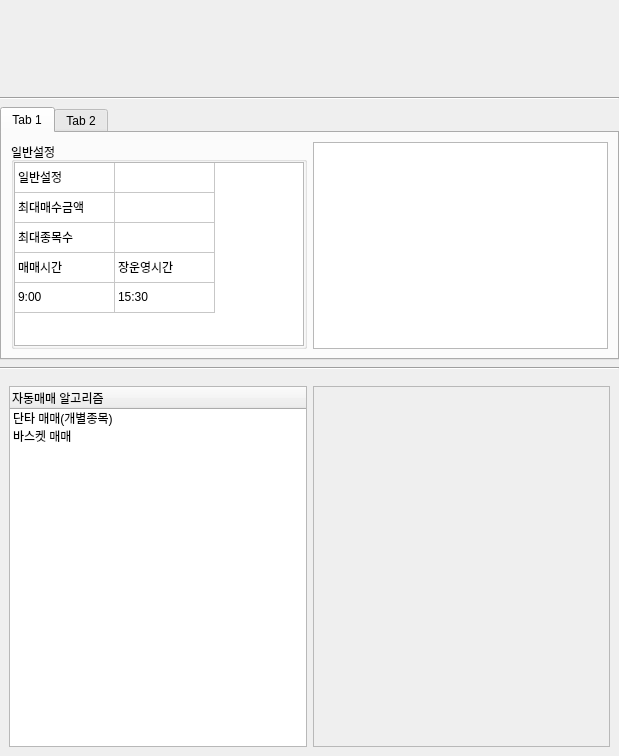
Old version of the form GUI/trade_setting.ui in the repository Fvesta/autotrading2.
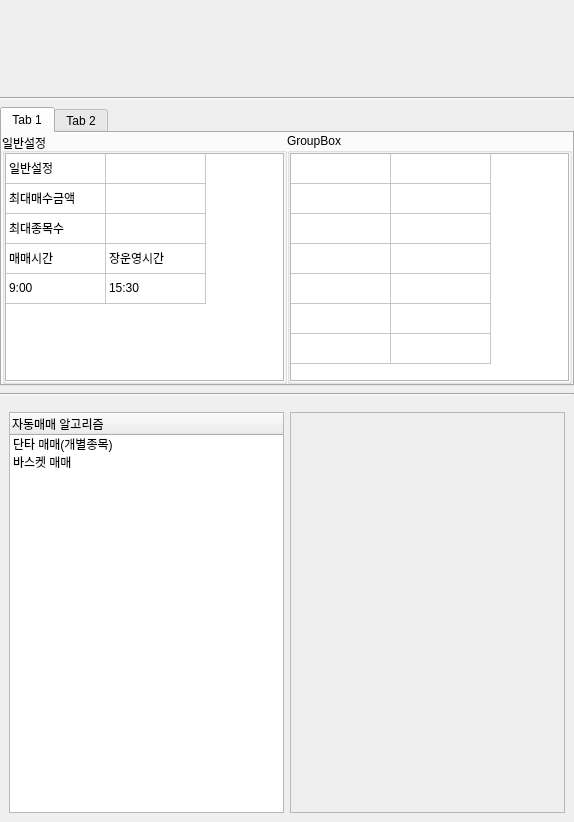
New version of the form.

Diff of the .ui file:
```diff
--- a/GUI/trade_setting.ui
+++ b/GUI/trade_setting.ui
@@ -6,8 +6,8 @@
    <rect>
     <x>0</x>
     <y>0</y>
-    <width>619</width>
-    <height>756</height>
+    <width>574</width>
+    <height>822</height>
    </rect>
   </property>
   <property name="windowTitle">
@@ -63,6 +63,21 @@
         <string>Tab 1</string>
        </attribute>
        <layout class="QHBoxLayout" name="horizontalLayout" stretch="1,1">
+        <property name="spacing">
+         <number>0</number>
+        </property>
+        <property name="leftMargin">
+         <number>0</number>
+        </property>
+        <property name="topMargin">
+         <number>0</number>
+        </property>
+        <property name="rightMargin">
+         <number>0</number>
+        </property>
+        <property name="bottomMargin">
+         <number>0</number>
+        </property>
         <item>
          <widget class="QGroupBox" name="groupBox">
           <property name="title">
@@ -168,7 +183,80 @@
          </widget>
         </item>
         <item>
-         <widget class="QTableWidget" name="tableWidget_2"/>
+         <widget class="QGroupBox" name="groupBox_2">
+          <property name="title">
+           <string>GroupBox</string>
+          </property>
+          <layout class="QHBoxLayout" name="horizontalLayout_4">
+           <property name="leftMargin">
+            <number>0</number>
+           </property>
+           <property name="topMargin">
+            <number>0</number>
+           </property>
+           <property name="rightMargin">
+            <number>0</number>
+           </property>
+           <property name="bottomMargin">
+            <number>0</number>
+           </property>
+           <item>
+            <widget class="QTableWidget" name="tableWidget_2">
+             <attribute name="horizontalHeaderVisible">
+              <bool>false</bool>
+             </attribute>
+             <attribute name="verticalHeaderVisible">
+              <bool>false</bool>
+             </attribute>
+             <row>
+              <property name="text">
+               <string>1</string>
+              </property>
+             </row>
+             <row>
+              <property name="text">
+               <string>2</string>
+              </property>
+             </row>
+             <row>
+              <property name="text">
+               <string>3</string>
+              </property>
+             </row>
+             <row>
+              <property name="text">
+               <string>4</string>
+              </property>
+             </row>
+             <row>
+              <property name="text">
+               <string>5</string>
+              </property>
+             </row>
+             <row>
+              <property name="text">
+               <string>6</string>
+              </property>
+             </row>
+             <row>
+              <property name="text">
+               <string>7</string>
+              </property>
+             </row>
+             <column>
+              <property name="text">
+               <string>1</string>
+              </property>
+             </column>
+             <column>
+              <property name="text">
+               <string>2</string>
+              </property>
+             </column>
+            </widget>
+           </item>
+          </layout>
+         </widget>
         </item>
        </layout>
       </widget>
@@ -285,8 +373,8 @@
                <rect>
                 <x>0</x>
                 <y>0</y>
-                <width>293</width>
-                <height>355</height>
+                <width>270</width>
+                <height>395</height>
                </rect>
               </property>
              </widget>
```
